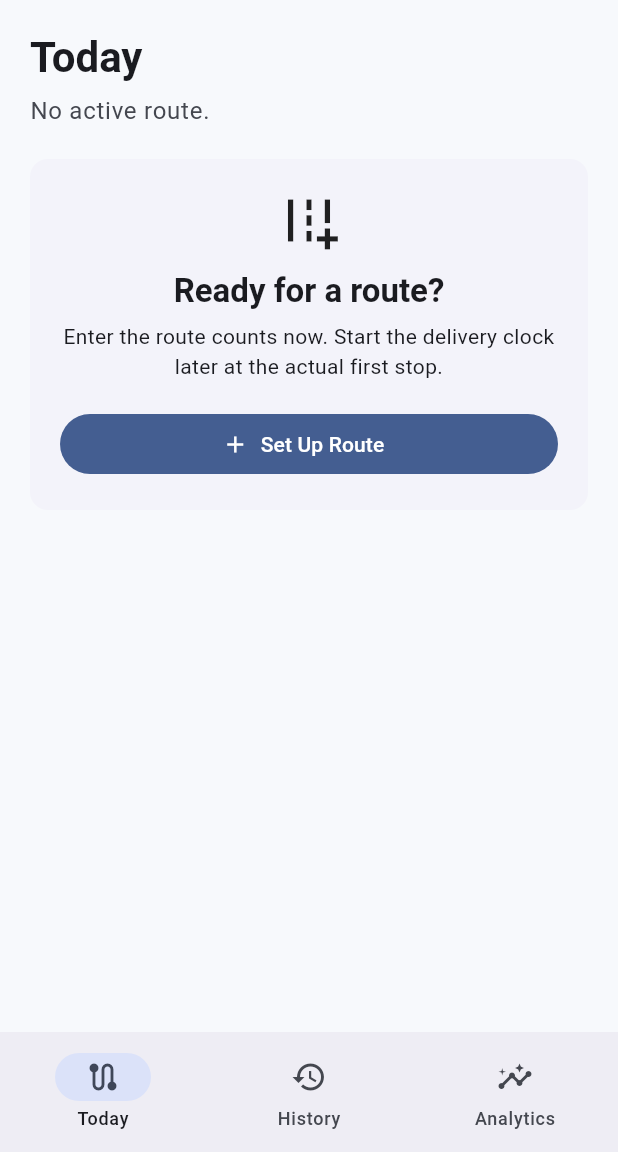
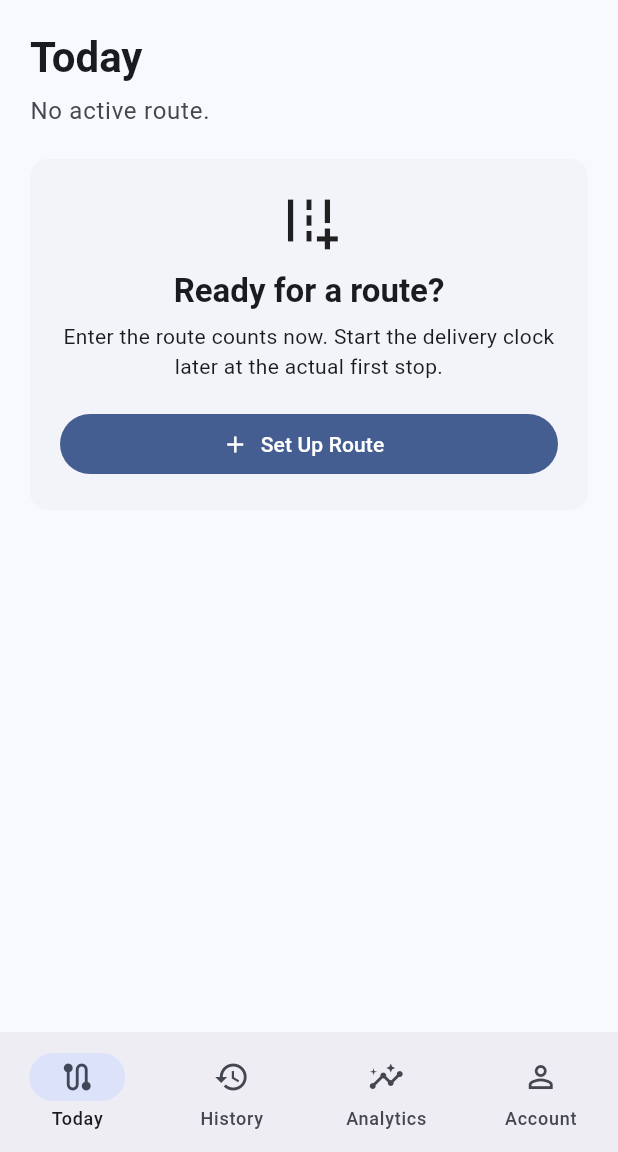
Before and after one commit to halldustin54dh-cmd/route-performance-tracker, a Flutter app: the screen it shows after launch, on a phone screen of 412 x 824 dp, the part 84-1236 px from its top. Run offline on Flutter 3.47's test engine with Material 3 defaults, Android fonts, the phone set to English and light mode, and no system bars; our stand-ins replace image_picker, in_app_purchase, sqflite, supabase_flutter; missing offline and left inert: google_mlkit_text_recognition; accounts and stored records are empty.

Commit message:
Add Account tab to main navigation

```diff
--- a/lib/screens/home_screen.dart
+++ b/lib/screens/home_screen.dart
@@ -2,6 +2,7 @@ import 'package:flutter/material.dart';
 import '../models/delivery_route.dart';
 import '../services/route_metrics_service.dart';
 import '../services/route_repository.dart';
+import 'account_screen.dart';
 import 'history_detail_screen.dart';
 import 'live_route_screen.dart';
 import 'start_route_screen.dart';
@@ -82,6 +83,7 @@ class _HomeScreenState extends State<HomeScreen> {
             _todayTab(context),
             _historyTab(context),
             AnalyticsScreen(routes: _history),
+            const AccountScreen(),
           ],
         ),
       ),
@@ -92,6 +94,7 @@ class _HomeScreenState extends State<HomeScreen> {
           NavigationDestination(icon: Icon(Icons.route_outlined), selectedIcon: Icon(Icons.route), label: 'Today'),
           NavigationDestination(icon: Icon(Icons.history_outlined), selectedIcon: Icon(Icons.history), label: 'History'),
           NavigationDestination(icon: Icon(Icons.insights_outlined), selectedIcon: Icon(Icons.insights), label: 'Analytics'),
+          NavigationDestination(icon: Icon(Icons.person_outline), selectedIcon: Icon(Icons.person), label: 'Account'),
         ],
       ),
     );
```
